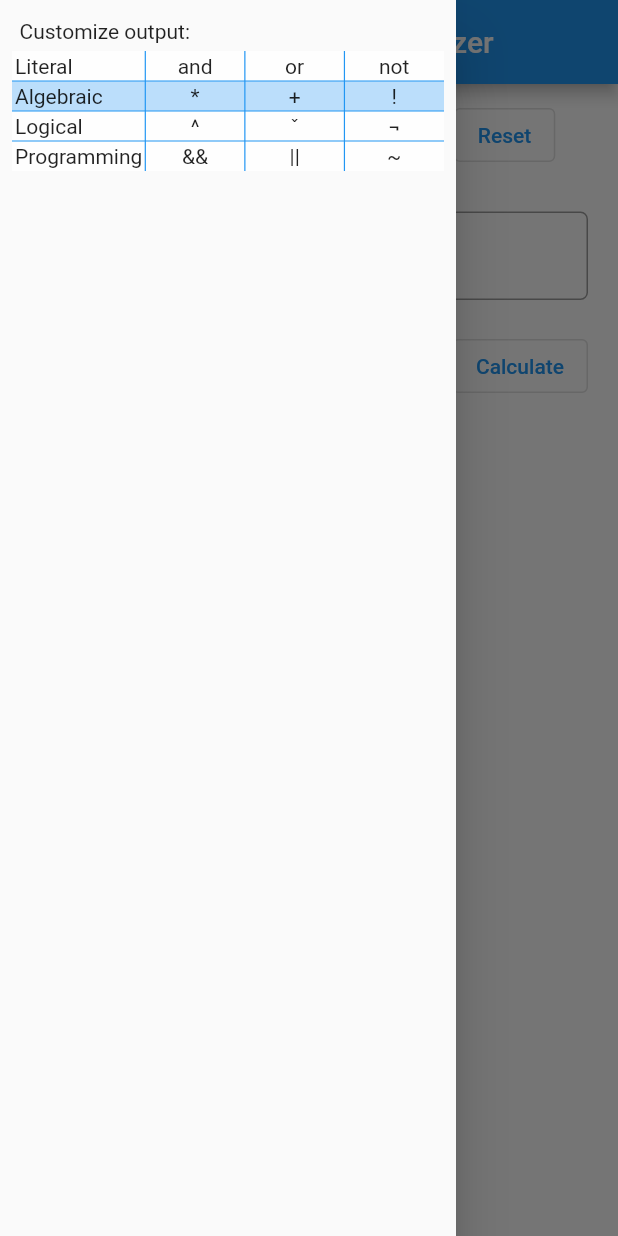
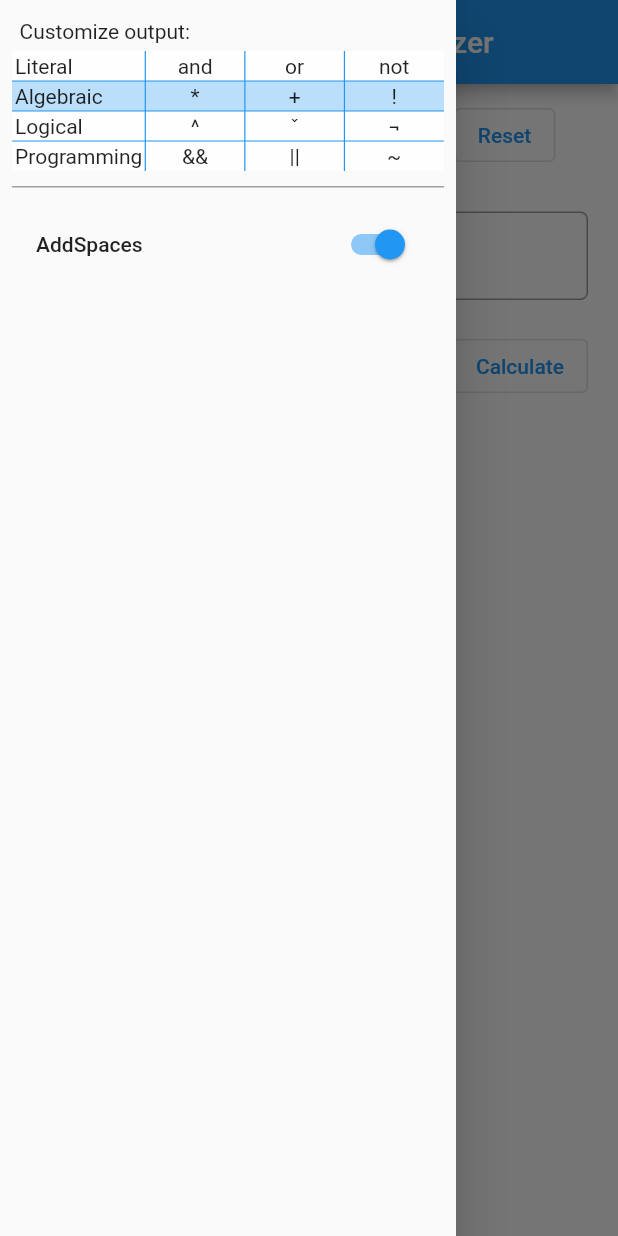
Before and after one commit to FranMaric/diglog, a Flutter app: the screen it shows after launch, with the side drawer open, on a phone screen of 412 x 824 dp. Run offline on Flutter 3.47's test engine with Material 2 defaults, Android fonts, the phone set to English and light mode, and no system bars; our stand-ins replace cloud_firestore; missing offline and left inert: dart:html, platform_detect; accounts and stored records are empty.

Commit message:
Added addSpaces functionality

```diff
--- a/lib/functions/statesToExpression.dart
+++ b/lib/functions/statesToExpression.dart
@@ -8,9 +8,16 @@ const Map<expressionType, int> expressionTypeToIndex = {
   expressionType.programming: 3,
 };
 
-String statesToExpression(List<int> states, List<String> varNames,
-    expressionType _and, expressionType _or, expressionType _not) {
+String statesToExpression(
+  List<int> states,
+  List<String> varNames,
+  expressionType _and,
+  expressionType _or,
+  expressionType _not,
+  bool _addSpaces,
+) {
   int sum = states.fold(0, (p, c) => p + c);
+
   if (sum == states.length)
     return "1";
   else if (sum == 0) return "0";
@@ -67,9 +74,12 @@ String statesToExpression(List<int> states, List<String> varNames,
       if (implicants[i][j] != "x") canMove[i] = false;
   }
 
-  String and = [" and ", "*", "^", " && "][expressionTypeToIndex[_and]];
-  String or = [" or ", "+", "ˇ", " || "][expressionTypeToIndex[_or]];
+  String and = [" and ", "*", "^", "&&"][expressionTypeToIndex[_and]];
+  String or = [" or ", "+", "ˇ", "||"][expressionTypeToIndex[_or]];
   String not = [" not ", "!", "¬", "~"][expressionTypeToIndex[_not]];
+
+  if (_addSpaces && _and != expressionType.literal) and = " " + and + " ";
+  if (_addSpaces && _or != expressionType.literal) or = " " + or + " ";
 
   for (int i = 0; i < implicants.length; i++) {
     implicant = "";
--- a/lib/services/appState.dart
+++ b/lib/services/appState.dart
@@ -33,6 +33,7 @@ class AppState extends ChangeNotifier {
   String _expression;
   bool _expressionChanged = true;
   String _valid;
+  bool _addSpaces;
 
   typeEnum _inputType = typeEnum.expression;
 
@@ -47,6 +48,7 @@ class AppState extends ChangeNotifier {
   get states => _states;
   get valid => _valid;
   get inputType => _inputType;
+  get addSpaces => _addSpaces;
 
   get and => _and;
   get or => _or;
@@ -72,6 +74,13 @@ class AppState extends ChangeNotifier {
     } catch (e) {
       _not = defaultExpression;
     }
+    try {
+      _addSpaces =
+          CookieManager.getCookie("addSpaces") == "true" ? true : false;
+      if (_not == null) _not = defaultExpression;
+    } catch (e) {
+      _addSpaces = true;
+    }
   }
 
   //Functions
@@ -91,8 +100,8 @@ class AppState extends ChangeNotifier {
     if (_expressionChanged &&
         _expression != "" &&
         _expression.replaceAll(" ", "") != "") {
-      uploadExpression(
-          _expression, statesToExpression(_states, _varNames, _and, _or, _not));
+      uploadExpression(_expression,
+          statesToExpression(_states, _varNames, _and, _or, _not, _addSpaces));
       _expressionChanged = false;
     }
   }
@@ -162,4 +171,12 @@ class AppState extends ChangeNotifier {
     }
     notifyListeners();
   }
+
+  void setAddSpaces(bool newAddSpaces) {
+    if (newAddSpaces != _addSpaces) {
+      _addSpaces = newAddSpaces;
+      CookieManager.addToCookie("addSpaces", _addSpaces.toString());
+      notifyListeners();
+    }
+  }
 }
--- a/lib/widgets/MyDrawer.dart
+++ b/lib/widgets/MyDrawer.dart
@@ -29,8 +29,11 @@ class MyDrawer extends StatelessWidget {
           children: [
             Container(
               padding: EdgeInsets.all(5.0),
-              child: Text(
-                "Customize output:",
+              child: Tooltip(
+                message: "Customize the output to your liking :)",
+                child: Text(
+                  "Customize output:",
+                ),
               ),
             ),
             Table(
@@ -168,6 +171,28 @@ class MyDrawer extends StatelessWidget {
                     }),
               ],
             ),
+            Row(
+              children: [
+                Expanded(
+                  child: Container(
+                    margin: EdgeInsets.symmetric(vertical: 10.0),
+                    height: 1,
+                    color: Colors.grey,
+                  ),
+                ),
+              ],
+            ),
+            ListTile(
+              title: Tooltip(
+                  message: "Add spaces between operators",
+                  child: Text("AddSpaces")),
+              trailing: Switch(
+                value: Provider.of<AppState>(context).addSpaces,
+                onChanged: (bool value) =>
+                    Provider.of<AppState>(context, listen: false)
+                        .setAddSpaces(value),
+              ),
+            )
           ],
         ),
       ),
--- a/lib/widgets/OutputExpression.dart
+++ b/lib/widgets/OutputExpression.dart
@@ -10,12 +10,20 @@ class OutputExpression extends StatelessWidget {
   final and;
   final or;
   final not;
+  final addSpaces;
 
-  OutputExpression({this.varNames, this.states, this.and, this.or, this.not});
+  OutputExpression(
+      {this.varNames,
+      this.states,
+      this.and,
+      this.or,
+      this.not,
+      this.addSpaces});
 
   @override
   Widget build(BuildContext context) {
-    String expression = statesToExpression(states, varNames, and, or, not);
+    String expression =
+        statesToExpression(states, varNames, and, or, not, addSpaces);
 
     return Container(
       decoration: BoxDecoration(
--- a/lib/widgets/OutputPane.dart
+++ b/lib/widgets/OutputPane.dart
@@ -18,6 +18,8 @@ class OutputPane extends StatelessWidget {
     expressionType or = appState.or;
     expressionType not = appState.not;
 
+    bool addSpaces = appState.addSpaces;
+
     if (appState.varNames == null ||
         appState.states == null ||
         appState.varNames.length == 0 ||
@@ -30,12 +32,12 @@ class OutputPane extends StatelessWidget {
         Padding(
           padding: const EdgeInsets.all(8.0),
           child: OutputExpression(
-            states: appState.states,
-            varNames: appState.varNames,
-            and: and,
-            or: or,
-            not: not,
-          ),
+              states: appState.states,
+              varNames: appState.varNames,
+              and: and,
+              or: or,
+              not: not,
+              addSpaces: addSpaces),
         ),
         Visibility(
           visible: appState.inputType != typeEnum.ktable,
```
